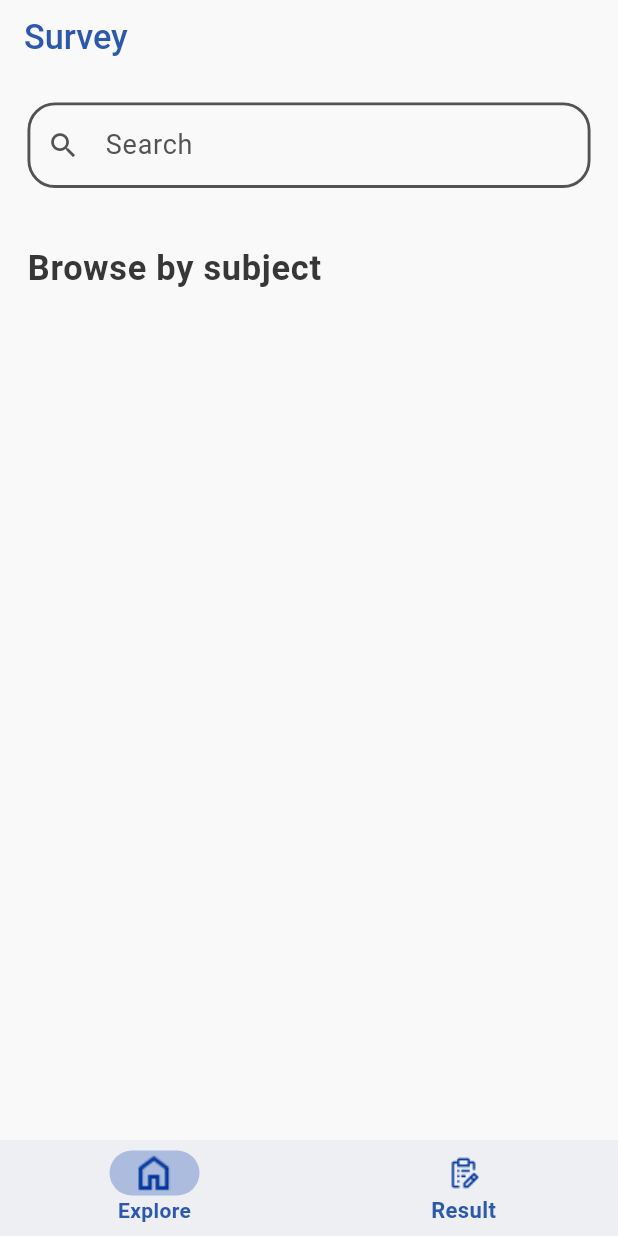
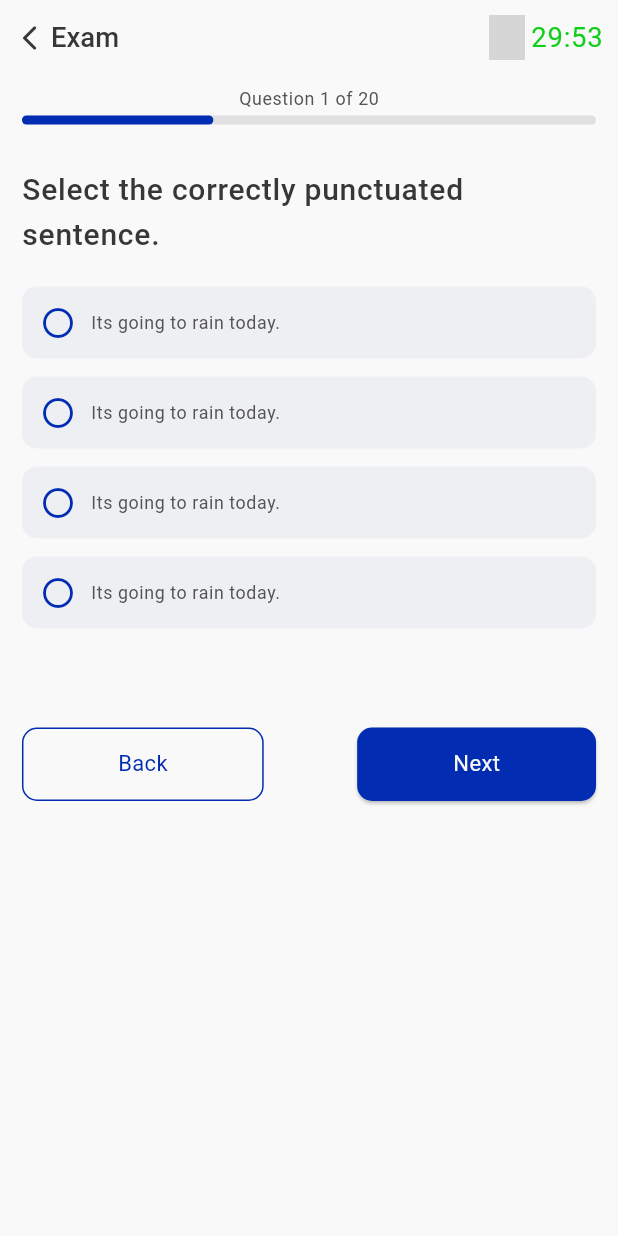
Before and after one commit to mohamedqandill/Online-Exam, a Flutter app: the screen it shows after launch, on a phone screen of 412 x 824 dp. Run offline on Flutter 3.47's test engine with Material 3 defaults, Android fonts, the phone set to English and light mode, and no system bars; our stand-ins replace bloc, cached_network_image, dartz, dio, equatable, flutter_bloc and 5 more; generated files the repository leaves out were written again; grey boxes are pictures that could not be loaded.

Commit message:
make the quiz ui

```diff
--- a/lib/core/routes/app_routes.dart
+++ b/lib/core/routes/app_routes.dart
@@ -2,12 +2,17 @@ import 'package:flutter/material.dart';
 import 'package:online_exam/core/routes/routes.dart';
 import 'package:online_exam/main.dart';
 import 'package:online_exam/presentation_layer/main_layouts/main_layout.dart';
+import 'package:online_exam/presentation_layer/quiz/view/quiz_view.dart';
 
 abstract class AppRoutes {
   static Route<dynamic> getRoute(RouteSettings settings) {
     switch (settings.name) {
       case Routes.main:
         return MaterialPageRoute(builder: (_) => const MainLayout());
+
+      case Routes.quiz:
+        return MaterialPageRoute(builder: (_) => const QuizView());
+
       default:
         return MaterialPageRoute(builder: (_) => const Home());
     }
--- a/lib/core/routes/routes.dart
+++ b/lib/core/routes/routes.dart
@@ -1,4 +1,5 @@
 abstract class Routes {
   static const String explore = "explore";
   static const String main = "main";
+  static const String quiz = "quiz";
 }
--- a/lib/core/theme/app_theme.dart
+++ b/lib/core/theme/app_theme.dart
@@ -4,6 +4,9 @@ import 'package:online_exam/core/utils/app_colors.dart';
 
 abstract class AppTheme {
   static final ColorScheme _colorScheme = ColorScheme(
+      onBackground: AppColors.white,
+      background: AppColors.white,
+
       brightness: Brightness.light,
       primary: AppColors.blueShades[50]!,
       onPrimary: AppColors.lightBlue,
--- /dev/null
+++ b/lib/core/utils/app_scroll_behavior.dart
@@ -0,0 +1,10 @@
+import 'package:flutter/cupertino.dart';
+
+class NoGlowScrollBehavior extends ScrollBehavior {
+
+  @override
+  Widget buildOverscrollIndicator(
+      BuildContext context, Widget child, ScrollableDetails details) {
+    return child;
+  }
+}
--- a/lib/core/utils/constatnts.dart
+++ b/lib/core/utils/constatnts.dart
@@ -9,6 +9,15 @@ abstract class Constants {
   static const String browseByCategory = "Browse by subject";
   static const String limit = "limit";
   static const String page = "page";
+
+  static const String exam = 'Exam';
+  static const String quizTitle = 'Select the correctly punctuated sentence.';
+  static const String back = "Back";
+  static const String next = "Next";
+  static const String timeout = 'Time out !!';
+  static const String viewScore = 'View score';
+
   static double appPadding = 20.sp;
+  static double appSecoundPadding = 16.sp;
   static const String baseURL = "https://exam.elevateegy.com/api/v1/";
 }
--- a/lib/main.dart
+++ b/lib/main.dart
@@ -24,7 +24,7 @@ class MyApp extends StatelessWidget {
         theme: AppTheme.lightTheme,
         debugShowCheckedModeBanner: false,
         onGenerateRoute: AppRoutes.getRoute,
-        initialRoute: Routes.main,
+        initialRoute: Routes.quiz,
       ),
     );
   }
--- a/lib/presentation_layer/main_layouts/explore/view/explore_view.dart
+++ b/lib/presentation_layer/main_layouts/explore/view/explore_view.dart
@@ -18,22 +18,23 @@ class ExploreView extends StatelessWidget {
         ..onSubjectScroll(),
       child: BlocConsumer<ExploreCubit, ExploreState>(
         listener: (context, state) {
-          if (state is GetSubjectsLoading) {
-            showDialog(
-              context: context,
-              builder: (context) {
-                return const Center(
-                  child: CircularProgressIndicator(),
-                );
-              },
-            );
-          }
-          if (state is GetSubjectsSuccess) {
-            Navigator.pop(context);
-          }
+          // if (state is GetSubjectsLoading) {
+          //   showDialog(
+          //     context: context,
+          //     builder: (context) {
+          //       return const Center(
+          //         child: CircularProgressIndicator(),
+          //       );
+          //     },
+          //   );
+          // }
+          // if (state is GetSubjectsSuccess) {
+          //   Navigator.pop(context);
+          // }
         },
         builder: (context, state) {
           var cubit = BlocProvider.of<ExploreCubit>(context);
+
           return Column(
             crossAxisAlignment: CrossAxisAlignment.stretch,
             children: [
--- /dev/null
+++ b/lib/presentation_layer/quiz/view/quiz_view.dart
@@ -0,0 +1,21 @@
+import 'package:flutter/material.dart';
+import 'package:online_exam/core/utils/constatnts.dart';
+import 'package:online_exam/presentation_layer/quiz/view/quiz_view_body.dart';
+import 'package:online_exam/presentation_layer/quiz/widgets/custom_quiz_app_bar.dart';
+
+class QuizView extends StatelessWidget {
+  const QuizView({super.key});
+
+  @override
+  Widget build(BuildContext context) {
+    return Scaffold(
+      appBar: const CustomQuizAppBar(),
+      body: SafeArea(
+          child: Padding(
+            padding: EdgeInsets.symmetric(vertical: 8.0,horizontal: Constants.appSecoundPadding),
+            child: const QuizViewBody(),
+          )
+      ),
+    );
+  }
+}
--- /dev/null
+++ b/lib/presentation_layer/quiz/view/quiz_view_body.dart
@@ -0,0 +1,127 @@
+import 'package:flutter/material.dart';
+import 'package:online_exam/core/utils/constatnts.dart';
+import 'package:online_exam/presentation_layer/quiz/widgets/custom_exam_progress_bar.dart';
+import 'package:online_exam/presentation_layer/quiz/widgets/custom_questions_page_view.dart';
+import 'package:online_exam/presentation_layer/quiz/widgets/custom_quiz_buttons.dart';
+import '../widgets/custom_option_question.dart';
+
+class QuizViewBody extends StatefulWidget {
+  const QuizViewBody({super.key});
+
+  @override
+  State<QuizViewBody> createState() => _QuizViewBodyState();
+}
+
+class _QuizViewBodyState extends State<QuizViewBody> {
+  final PageController pageController = PageController();
+  int currentQuestion = 0;
+
+  // ToDo:  just for testing (hi mohamed) 😄
+  late final List<Widget> pages = [
+    CustomOptionsQuestion(
+      options: const [
+        "Its going to rain today.",
+        "Its going to rain today.",
+        "Its going to rain today.",
+        "Its going to rain today."
+      ],
+      onChanged: (selectedIndexes) {
+        print("selected asnwsers: $selectedIndexes");
+      },
+    ),
+    CustomOptionsQuestion(
+      options: const [
+        "Its going to rain today.",
+        "Its going to rain today.",
+        "Its going to rain today.",
+        "Its going to rain today."
+      ],
+      onChanged: (selectedIndexes) {
+        print("selected asnwsers: $selectedIndexes");
+      },
+    ),
+    CustomOptionsQuestion(
+      options: const [
+        "Its going to rain today.",
+        "Its going to rain today.",
+        "Its going to rain today.",
+        "Its going to rain today."
+      ],
+      onChanged: (selectedIndexes) {
+        print("selected asnwsers: $selectedIndexes");
+      },
+    ),
+  ];
+
+  @override
+  void dispose() {
+    pageController.dispose();
+    super.dispose();
+  }
+
+  @override
+  Widget build(BuildContext context) {
+    return CustomScrollView(
+      physics: const BouncingScrollPhysics(),
+      slivers: [
+        SliverToBoxAdapter(
+          child: Column(
+            children: <Widget>[
+              CustomExamProgressBar(
+                currentQuestion: currentQuestion + 1,
+                totalQuestions: pages.length,
+              ),
+
+              const SizedBox(height: 28),
+
+              Align(
+                alignment: Alignment.centerLeft,
+                child: Text(
+                  Constants.quizTitle,
+                  style: Theme.of(context)
+                      .textTheme
+                      .bodyLarge
+                      ?.copyWith(fontSize: 20),
+                ),
+              ),
+
+              const SizedBox(height: 14),
+
+              CustomQuestionsPageView(
+                controller: pageController,
+                onPageChanged: (index) {
+                  setState(() {
+                    currentQuestion = index;
+                  });
+                },
+                pages: pages,
+              ),
+
+              const SizedBox(height: 60),
+
+              // Navigation buttons
+              CustomQuizButtons(
+                onBack: () {
+                  if (currentQuestion > 0) {
+                    pageController.previousPage(
+                      duration: const Duration(milliseconds: 300),
+                      curve: Curves.easeInOut,
+                    );
+                  }
+                },
+                onNext: () {
+                  if (currentQuestion < pages.length - 1) {
+                    pageController.nextPage(
+                      duration: const Duration(milliseconds: 300),
+                      curve: Curves.easeInOut,
+                    );
+                  }
+                },
+              ),
+            ],
+          ),
+        ),
+      ],
+    );
+  }
+}
--- /dev/null
+++ b/lib/presentation_layer/quiz/widgets/custom_exam_progress_bar.dart
@@ -0,0 +1,40 @@
+import 'package:flutter/material.dart';
+import 'package:online_exam/core/utils/app_colors.dart';
+
+class CustomExamProgressBar extends StatelessWidget {
+  final int currentQuestion;
+  final int totalQuestions;
+
+  const CustomExamProgressBar({
+    super.key,
+    required this.currentQuestion,
+    required this.totalQuestions,
+  });
+
+  @override
+  Widget build(BuildContext context) {
+    double progressValue = currentQuestion / totalQuestions;
+
+    return Column(
+      crossAxisAlignment: CrossAxisAlignment.center,
+      children: [
+        Text(
+          "Question 1 of 20",
+          style: Theme.of(context)
+              .textTheme
+              .bodySmall,
+        ),
+
+        const SizedBox(height: 3),
+
+        LinearProgressIndicator(
+          value: progressValue,
+          minHeight: 6,
+          backgroundColor: Colors.grey[300],
+          color: AppColors.blueShades[60],
+          borderRadius: BorderRadius.circular(10),
+        ),
+      ],
+    );
+  }
+}
--- /dev/null
+++ b/lib/presentation_layer/quiz/widgets/custom_exam_timer.dart
@@ -0,0 +1,122 @@
+import 'dart:async';
+import 'package:flutter/material.dart';
+import 'package:flutter_screenutil/flutter_screenutil.dart';
+import 'package:online_exam/core/utils/app_assets.dart';
+import 'package:online_exam/core/utils/app_colors.dart';
+import 'package:online_exam/core/utils/constatnts.dart';
+
+class CustomExamTimer extends StatefulWidget {
+  final int startMinutes;
+
+  const CustomExamTimer({super.key, required this.startMinutes});
+
+  @override
+  State<CustomExamTimer> createState() => _CustomExamTimerState();
+}
+
+class _CustomExamTimerState extends State<CustomExamTimer> {
+  late int remainingSeconds;
+  Timer? timer;
+
+  @override
+  void initState() {
+    super.initState();
+    remainingSeconds = widget.startMinutes * 60;
+    startTimer();
+  }
+
+  void startTimer() {
+    timer = Timer.periodic(const Duration(seconds: 1), (t) {
+      if (remainingSeconds > 0) {
+        setState(() {
+          remainingSeconds--;
+        });
+      } else {
+        t.cancel();
+
+        showDialog(
+          context: context,
+          barrierDismissible: false,
+          builder: (context) {
+            return AlertDialog(
+              shape: RoundedRectangleBorder(
+                borderRadius: BorderRadius.circular(10),
+              ),
+              title: Row(
+                mainAxisAlignment: MainAxisAlignment.center,
+                children: [
+                  Image.asset(AppAssets.sandAlarm),
+                  const SizedBox(width: 8),
+                  Text(
+                    Constants.timeout,
+                    textAlign: TextAlign.center,
+                    style: Theme.of(context).textTheme.bodyLarge?.copyWith(
+                      fontSize: 24.sp,
+                      color: AppColors.red,
+                      fontWeight: FontWeight.w400,
+                    ),
+                  ),
+                ],
+              ),
+              actionsAlignment: MainAxisAlignment.center,
+              actions: [
+                ElevatedButton(
+                  style: ElevatedButton.styleFrom(
+                    backgroundColor: AppColors.blueShades[60],
+                    padding: const EdgeInsets.symmetric(horizontal: 64, vertical: 14),
+                    shape: RoundedRectangleBorder(
+                      borderRadius: BorderRadius.circular(10),
+                    ),
+                  ),
+                  onPressed: () {
+                    // Todo: navigate to the score view
+                  },
+                  child: Text(
+                    Constants.viewScore,
+                    style: Theme.of(context)
+                        .textTheme
+                        .bodyMedium
+                        ?.copyWith(color: AppColors.white),
+                  ),
+                ),
+              ],
+            );
+          },
+        );
+
+      }
+    });
+  }
+
+  String formatTime(int seconds) {
+    final minutes = (seconds ~/ 60).toString().padLeft(2, '0');
+    final secs = (seconds % 60).toString().padLeft(2, '0');
+    return "$minutes:$secs";
+  }
+
+  @override
+  void dispose() {
+    timer?.cancel();
+    super.dispose();
+  }
+
+  @override
+  Widget build(BuildContext context) {
+    Color timeColor = (remainingSeconds ~/ 60) < 16 ? AppColors.red : AppColors.green;
+
+    return Row(
+      children: [
+        Image.asset(AppAssets.alarm,width: 24,height: 30),
+        const SizedBox(width: 4),
+        Text(
+          formatTime(remainingSeconds),
+          style: Theme.of(context).textTheme.bodyLarge?.copyWith(
+            fontSize: 20.sp,
+            fontWeight: FontWeight.w400,
+            color: timeColor,
+          ),
+        ),
+      ],
+    );
+  }
+}
--- /dev/null
+++ b/lib/presentation_layer/quiz/widgets/custom_option_question.dart
@@ -0,0 +1,74 @@
+import 'package:flutter/material.dart';
+import 'package:online_exam/core/utils/app_colors.dart';
+
+class CustomOptionsQuestion extends StatefulWidget {
+  final List<String> options;
+  final Function(List<int>) onChanged;
+
+  const CustomOptionsQuestion({
+    super.key,
+    required this.options,
+    required this.onChanged,
+  });
+
+  @override
+  State<CustomOptionsQuestion> createState() => _CustomOptionsQuestionState();
+}
+
+class _CustomOptionsQuestionState extends State<CustomOptionsQuestion> {
+  List<int> selectedIndexes = [];
+
+  void toggleOption(int index) {
+    setState(() {
+      if (selectedIndexes.contains(index)) {
+        selectedIndexes.remove(index);
+      } else {
+        selectedIndexes.add(index);
+      }
+      widget.onChanged(selectedIndexes);
+    });
+  }
+
+  @override
+  Widget build(BuildContext context) {
+    return Column(
+      crossAxisAlignment: CrossAxisAlignment.start,
+      children: [
+        ...List.generate(widget.options.length, (index) {
+          final isSelected = selectedIndexes.contains(index);
+
+          return GestureDetector(
+            onTap: () => toggleOption(index),
+            child: Container(
+              margin: const EdgeInsets.symmetric(vertical: 6),
+              padding: const EdgeInsets.all(12),
+              decoration: BoxDecoration(
+                color: isSelected ? AppColors.blueShades[10] : AppColors.lightBlue,
+                borderRadius: BorderRadius.circular(10),
+              ),
+                child: Row(
+                  children: [
+                    Icon(
+                      isSelected
+                          ? Icons.radio_button_checked
+                          : Icons.radio_button_unchecked,
+                      color: AppColors.blueShades[60],
+                    ),
+
+                    const SizedBox(width: 10),
+
+                    Expanded(
+                      child: Text(
+                        widget.options[index],
+                        style: Theme.of(context).textTheme.bodySmall
+                      ),
+                    ),
+                  ],
+                )
+            ),
+          );
+        }),
+      ],
+    );
+  }
+}
--- /dev/null
+++ b/lib/presentation_layer/quiz/widgets/custom_questions_page_view.dart
@@ -0,0 +1,28 @@
+import 'package:flutter/material.dart';
+import 'package:online_exam/core/utils/app_scroll_behavior.dart';
+
+class CustomQuestionsPageView extends StatelessWidget {
+  final PageController controller;
+  final List<Widget> pages;
+  final void Function(int)? onPageChanged;
+
+  const CustomQuestionsPageView({
+    super.key,
+    required this.controller,
+    required this.pages,
+    this.onPageChanged,
+  });
+
+  @override
+  Widget build(BuildContext context) {
+    return SizedBox(
+      height: 240,
+      child: PageView(
+        onPageChanged: onPageChanged,
+        scrollBehavior: NoGlowScrollBehavior(),
+        controller: controller,
+        children: pages,
+      ),
+    );
+  }
+}
--- /dev/null
+++ b/lib/presentation_layer/quiz/widgets/custom_quiz_app_bar.dart
@@ -0,0 +1,32 @@
+import 'package:flutter/material.dart';
+import 'package:online_exam/presentation_layer/quiz/widgets/custom_exam_timer.dart';
+import '../../../core/utils/constatnts.dart';
+
+
+class CustomQuizAppBar extends StatelessWidget implements PreferredSizeWidget {
+  const CustomQuizAppBar({super.key});
+
+  @override
+  Widget build(BuildContext context) {
+    return Padding(
+      padding: const EdgeInsets.symmetric(horizontal: 10.0,vertical: 8),
+      child: AppBar(
+        elevation: 0,
+        leading: const Icon(Icons.arrow_back_ios_rounded,size: 20,),
+        actions: const [
+          CustomExamTimer(startMinutes: 30)
+        ],
+        leadingWidth: 8,
+        title: Text(
+          Constants.exam,
+          style: Theme.of(context)
+              .textTheme
+              .titleLarge
+        ),
+      ),
+    );
+  }
+
+  @override
+  Size get preferredSize => const Size(double.infinity, 50);
+}
--- /dev/null
+++ b/lib/presentation_layer/quiz/widgets/custom_quiz_buttons.dart
@@ -0,0 +1,56 @@
+import 'package:flutter/material.dart';
+import 'package:online_exam/core/utils/app_colors.dart';
+import 'package:online_exam/core/utils/constatnts.dart';
+
+
+class CustomQuizButtons extends StatelessWidget {
+  final VoidCallback onBack;
+  final VoidCallback onNext;
+
+  const CustomQuizButtons({
+    super.key,
+    required this.onBack,
+    required this.onNext,
+  });
+
+  @override
+  Widget build(BuildContext context) {
+    return Row(
+      mainAxisAlignment: MainAxisAlignment.spaceBetween,
+      children: [
+
+        OutlinedButton(
+          style: OutlinedButton.styleFrom(
+            padding: const EdgeInsets.symmetric(horizontal: 64, vertical: 14),
+            side: BorderSide(color: AppColors.blueShades[60]!),
+            shape: RoundedRectangleBorder(
+              borderRadius: BorderRadius.circular(10),
+            ),
+          ),
+          onPressed: onBack,
+          child: Text(
+            Constants.back,
+              style: Theme.of(context).textTheme.bodyMedium?.copyWith(color: AppColors.blueShades[60]),
+          ),
+        ),
+
+        const SizedBox(width: 16,),
+
+        ElevatedButton(
+          style: ElevatedButton.styleFrom(
+            backgroundColor: AppColors.blueShades[60],
+            padding: const EdgeInsets.symmetric(horizontal: 64, vertical: 14),
+            shape: RoundedRectangleBorder(
+              borderRadius: BorderRadius.circular(10),
+            ),
+          ),
+          onPressed: onNext,
+          child: Text(
+            Constants.next,
+            style: Theme.of(context).textTheme.bodyMedium?.copyWith(color: AppColors.white),
+          ),
+        ),
+      ],
+    );
+  }
+}
```
Also changed, not shown: lib/api_layer/api_service/api_service.g.dart, lib/api_layer/models/response/exams_response.g.dart (added), lib/di.config.dart, pubspec.lock, 4 other files.
